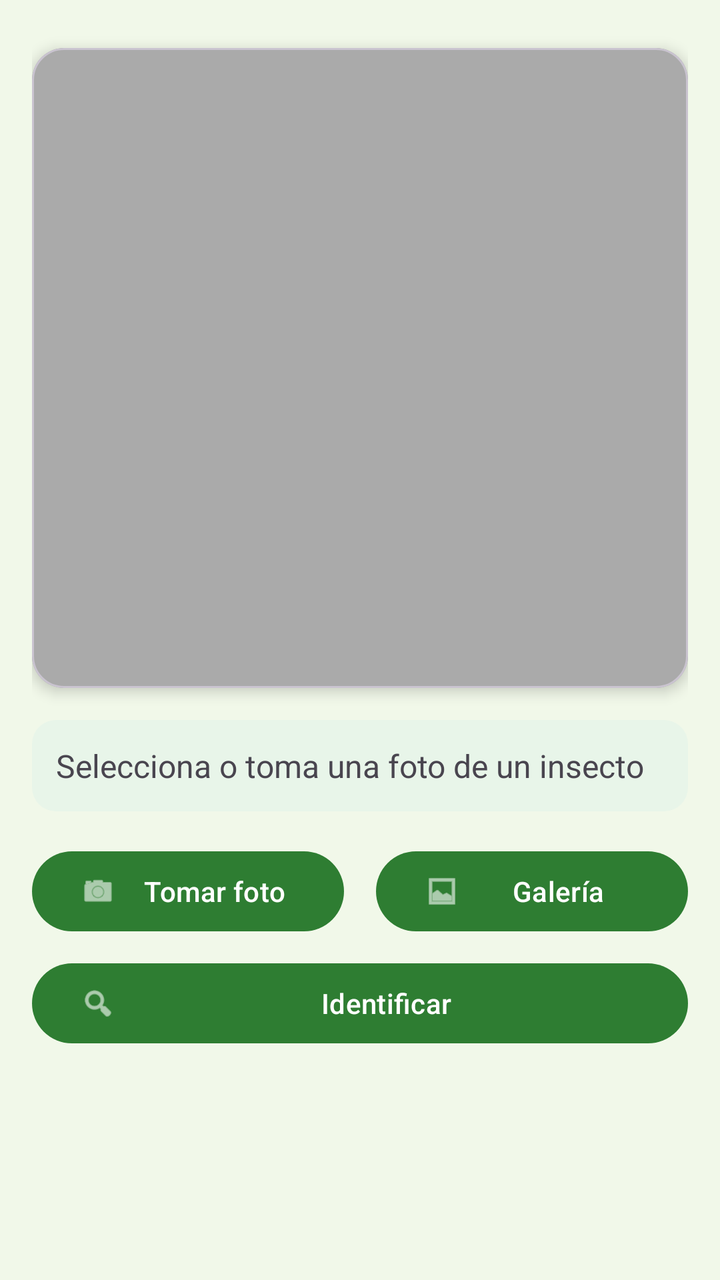
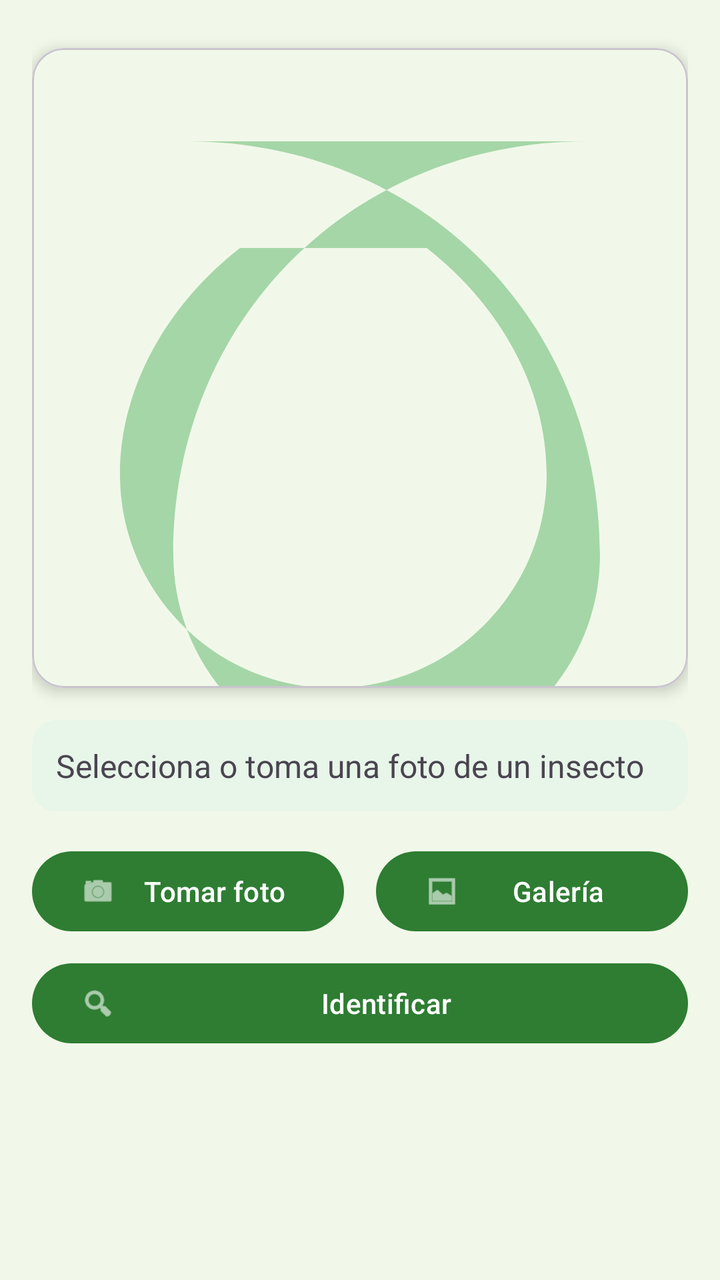

Compare the two renders of this Android layout. The source of the first and the diff that turns it into the second are given below.
<!-- AndroidManifest.xml: application theme Theme.PlagueID -->
<!-- res/layout/fragment_home.xml -->
<?xml version="1.0" encoding="utf-8"?>
<ScrollView xmlns:android="http://schemas.android.com/apk/res/android"
    xmlns:app="http://schemas.android.com/apk/res-auto"
    android:layout_width="match_parent"
    android:layout_height="match_parent"
    android:fillViewport="true"
    android:padding="16dp">

    <LinearLayout
        android:layout_width="match_parent"
        android:layout_height="wrap_content"
        android:orientation="vertical"
        android:gravity="center_horizontal">

        <com.google.android.material.card.MaterialCardView
            android:layout_width="match_parent"
            android:layout_height="wrap_content"
            android:layout_marginTop="8dp"
            app:cardCornerRadius="16dp"
            app:cardElevation="4dp">

            <ImageView
                android:id="@+id/imagePreview"
                android:layout_width="match_parent"
                android:layout_height="320dp"
                android:scaleType="fitCenter"
                android:background="@android:color/darker_gray"
                android:contentDescription="@string/hint" />
        </com.google.android.material.card.MaterialCardView>

        <TextView
            android:id="@+id/resultText"
            android:layout_width="match_parent"
            android:layout_height="wrap_content"
            android:layout_marginTop="16dp"
            android:padding="12dp"
            android:background="@drawable/result_background"
            android:text="@string/hint"
            android:textSize="16sp"
            android:textAlignment="textStart"
            android:lineSpacingMultiplier="1.2" />

        <LinearLayout
            android:layout_width="match_parent"
            android:layout_height="wrap_content"
            android:layout_marginTop="16dp"
            android:gravity="center"
            android:orientation="horizontal">

            <com.google.android.material.button.MaterialButton
                android:id="@+id/cameraButton"
                android:layout_width="0dp"
                android:layout_height="wrap_content"
                android:layout_weight="1"
                android:layout_marginEnd="8dp"
                android:text="@string/take_photo"
                app:icon="@android:drawable/ic_menu_camera" />

            <com.google.android.material.button.MaterialButton
                android:id="@+id/galleryButton"
                android:layout_width="0dp"
                android:layout_height="wrap_content"
                android:layout_weight="1"
                android:layout_marginStart="8dp"
                android:text="@string/select_gallery"
                app:icon="@android:drawable/ic_menu_gallery" />
        </LinearLayout>

        <com.google.android.material.button.MaterialButton
            android:id="@+id/identifyButton"
            android:layout_width="match_parent"
            android:layout_height="wrap_content"
            android:layout_marginTop="8dp"
            android:text="@string/identify"
            app:icon="@android:drawable/ic_menu_search" />

        <com.google.android.material.button.MaterialButton
            android:id="@+id/fichaButton"
            android:layout_width="match_parent"
            android:layout_height="wrap_content"
            android:layout_marginTop="8dp"
            android:text="@string/ficha_button"
            android:visibility="gone"
            style="@style/Widget.Material3.Button.OutlinedButton" />

        <ProgressBar
            android:id="@+id/progressBar"
            android:layout_width="wrap_content"
            android:layout_height="wrap_content"
            android:layout_marginTop="16dp"
            android:visibility="gone" />
    </LinearLayout>
</ScrollView>
<!-- resources referenced by this layout -->
<resources>
  <!-- drawable result_background (drawable) -->
  <?xml version="1.0" encoding="utf-8"?>
  <shape xmlns:android="http://schemas.android.com/apk/res/android"
      android:shape="rectangle">
      <solid android:color="#E8F5E9" />
      <corners android:radius="12dp" />
      <padding
          android:left="8dp"
          android:top="8dp"
          android:right="8dp"
          android:bottom="8dp" />
  </shape>
  <string name="ficha_button">Ver ficha técnica</string>
  <string name="hint">Selecciona o toma una foto de un insecto</string>
  <string name="identify">Identificar</string>
  <string name="select_gallery">Galería</string>
  <string name="take_photo">Tomar foto</string>
  <style name="Theme.PlagueID" parent="Theme.Material3.DayNight.NoActionBar">
          <item name="colorPrimary">@color/leaf_green</item>
          <item name="colorPrimaryVariant">@color/leaf_dark</item>
          <item name="colorOnPrimary">@color/white</item>
          <item name="colorSecondary">@color/leaf_light</item>
          <item name="android:windowBackground">@color/leaf_pale</item>
          <item name="android:statusBarColor">@color/leaf_dark</item>
          <item name="android:navigationBarColor">@color/leaf_pale</item>
      </style>
  <color name="leaf_green">#FF2E7D32</color>
  <color name="leaf_dark">#FF1B5E20</color>
  <color name="white">#FFFFFFFF</color>
  <color name="leaf_light">#FF8BC34A</color>
  <color name="leaf_pale">#FFF1F8E9</color>
</resources>

<!-- the commit's change to res/layout/fragment_home.xml (unified diff, before → after) -->
@@ -24,7 +24,8 @@
                 android:layout_width="match_parent"
                 android:layout_height="320dp"
                 android:scaleType="fitCenter"
-                android:background="@android:color/darker_gray"
+                android:background="@color/leaf_pale"
+                android:src="@drawable/ic_leaf_light"
                 android:contentDescription="@string/hint" />
         </com.google.android.material.card.MaterialCardView>
 
<!-- resource entries referenced after the edit -->
@@ -1,5 +1,17 @@
 <!-- resources referenced by this layout -->
 <resources>
+  <color name="leaf_pale">#FFF1F8E9</color>
+  <!-- drawable ic_leaf_light (drawable) -->
+  <?xml version="1.0" encoding="utf-8"?>
+  <vector xmlns:android="http://schemas.android.com/apk/res/android"
+      android:width="24dp"
+      android:height="24dp"
+      android:viewportWidth="24"
+      android:viewportHeight="24">
+      <path
+          android:fillColor="#A5D6A7"
+          android:pathData="M5.5,3.5c8.8,0 15.5,6.7 15.5,15.5 0,4.4 -3.6,8 -8,8 -4.4,0 -8,-3.6 -8,-8 0,-8.8 6.7,-15.5 15.5,-15.5z M7.5,7.5c-2.7,2.1 -4.5,5.2 -4.5,8.5 0,4.4 3.6,8 8,8 4.4,0 8,-3.6 8,-8 0,-3.3 -1.8,-6.4 -4.5,-8.5z" />
+  </vector>
   <!-- drawable result_background (drawable) -->
   <?xml version="1.0" encoding="utf-8"?>
   <shape xmlns:android="http://schemas.android.com/apk/res/android"
@@ -30,6 +42,5 @@
   <color name="leaf_dark">#FF1B5E20</color>
   <color name="white">#FFFFFFFF</color>
   <color name="leaf_light">#FF8BC34A</color>
-  <color name="leaf_pale">#FFF1F8E9</color>
 </resources>
 
